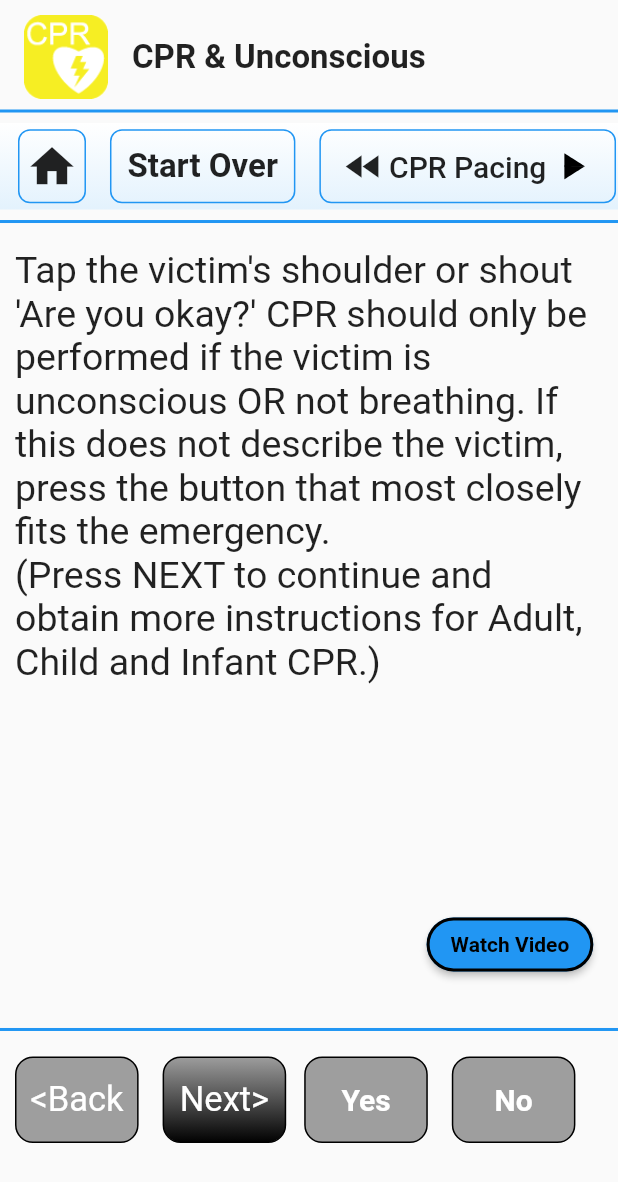
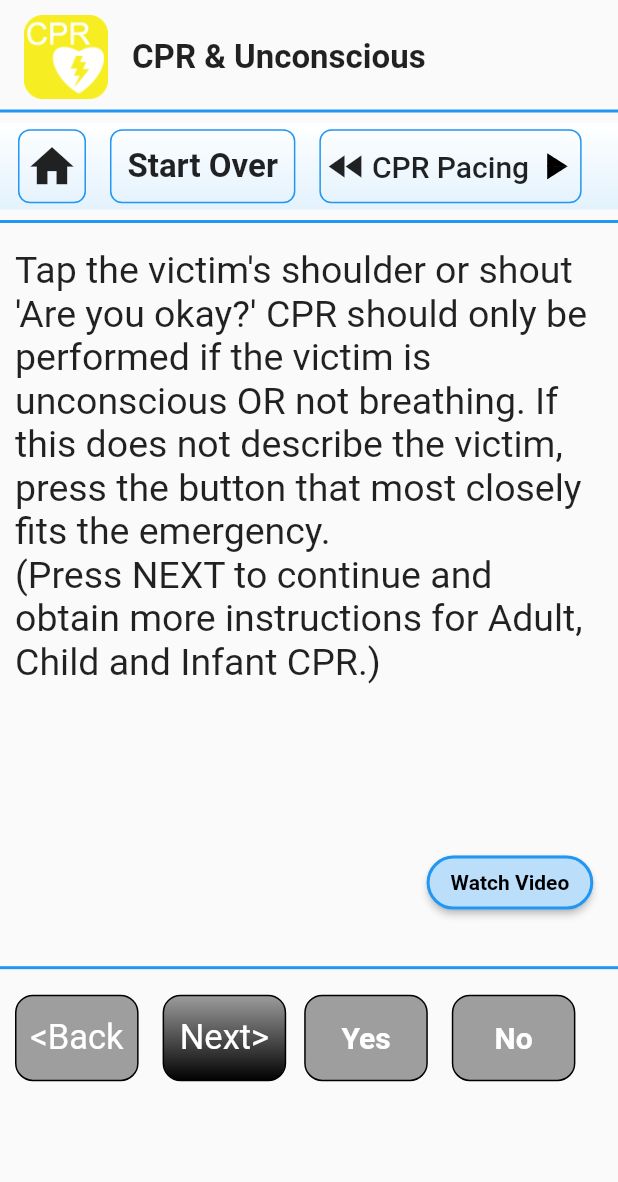
Before and after one commit to shahabEsaqib/Res_qr_App, a Flutter app: the CprScreen screen opened directly, on a phone screen of 412 x 824 dp. Shown: the top 1182 px of the screen. Run offline on Flutter 3.47's test engine with Material 2 defaults, Android fonts, the phone set to English and light mode, and no system bars; our stand-ins replace assets_audio_player, sizer, video_player.

Commit message:
final commit by shahab

```diff
--- a/lib/bottomNav/cat/catogoryScreen.dart
+++ b/lib/bottomNav/cat/catogoryScreen.dart
@@ -321,6 +321,12 @@ bool isVideo = false;
     checkVideoAvail();
     // assigningYesNo();
     super.initState();
+  }
+
+  @override
+  void dispose() {
+    player.dispose();
+    super.dispose();
   }
 List<YesNoModel> yndata=[];
 
--- a/lib/bottomNav/cpr.dart
+++ b/lib/bottomNav/cpr.dart
@@ -303,6 +303,11 @@ bool isVideo = false;
     // assigningYesNo();
     super.initState();
   }
+  @override
+  void dispose() {
+    player.dispose();
+    super.dispose();
+  }
 List<YesNoModel> yndata=[];
 
 
@@ -422,7 +427,7 @@ List<YesNoModel> yndata=[];
                     child: Expanded(
                       child: Container(
                           height: 6.h,
-                          width: 24.h,
+                          // width: 24.h,
                           decoration: BoxDecoration(
                               borderRadius: BorderRadius.circular(8),
                               border: Border.all(color: Colors.blue, width: 1)),
@@ -470,7 +475,7 @@ List<YesNoModel> yndata=[];
        Padding(
                 padding: const EdgeInsets.symmetric(vertical: 10, horizontal: 10),
                 child: Container(
-                  height: MediaQuery.of(context).size.height * .6,
+                  height: MediaQuery.of(context).size.height * .55,
                   width: MediaQuery.of(context).size.width,
                   child: Text(
 
@@ -494,11 +499,12 @@ List<YesNoModel> yndata=[];
          right: 2.h,
          child: ElevatedButton(
              style: ButtonStyle(
+            backgroundColor: MaterialStateProperty.all(Colors.blue.shade100),
             shape: MaterialStateProperty.all<RoundedRectangleBorder>(
                 RoundedRectangleBorder(
                     borderRadius: BorderRadius.circular(18.0),
                     side: BorderSide(
-                        color: Colors.black,
+                        color: Colors.blue,
                         width: 2.0,
                     ),
                 ),
```
Also changed, not shown: lib/bottomNav/informationScreen.dart (line endings or trailing spaces).
